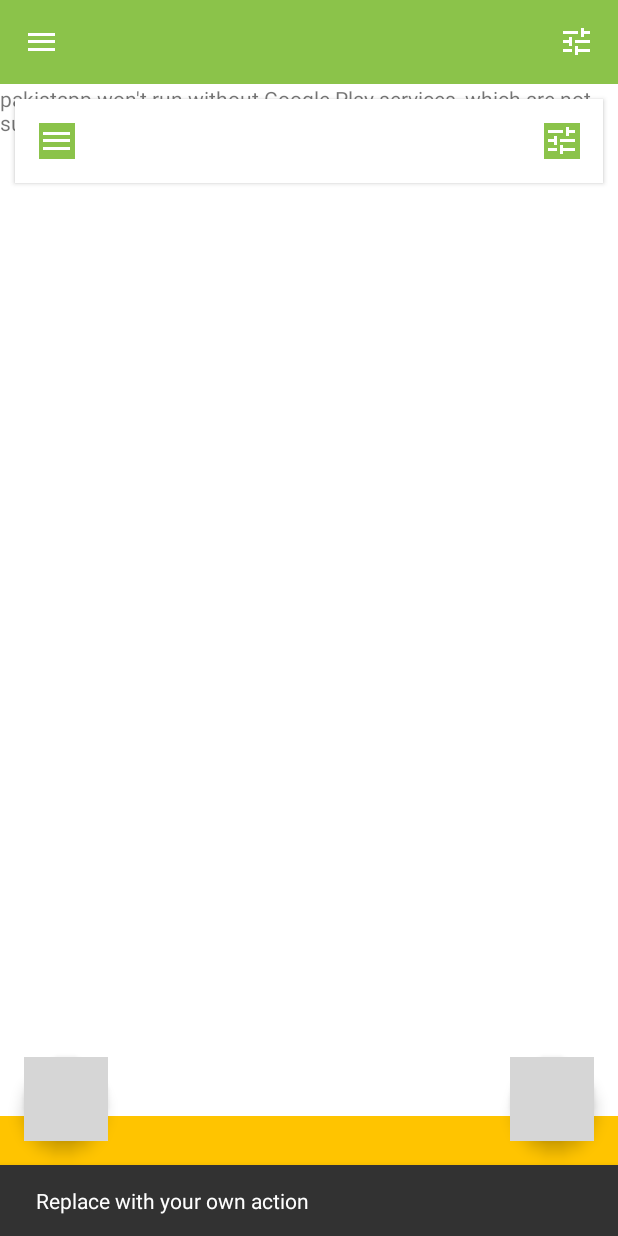
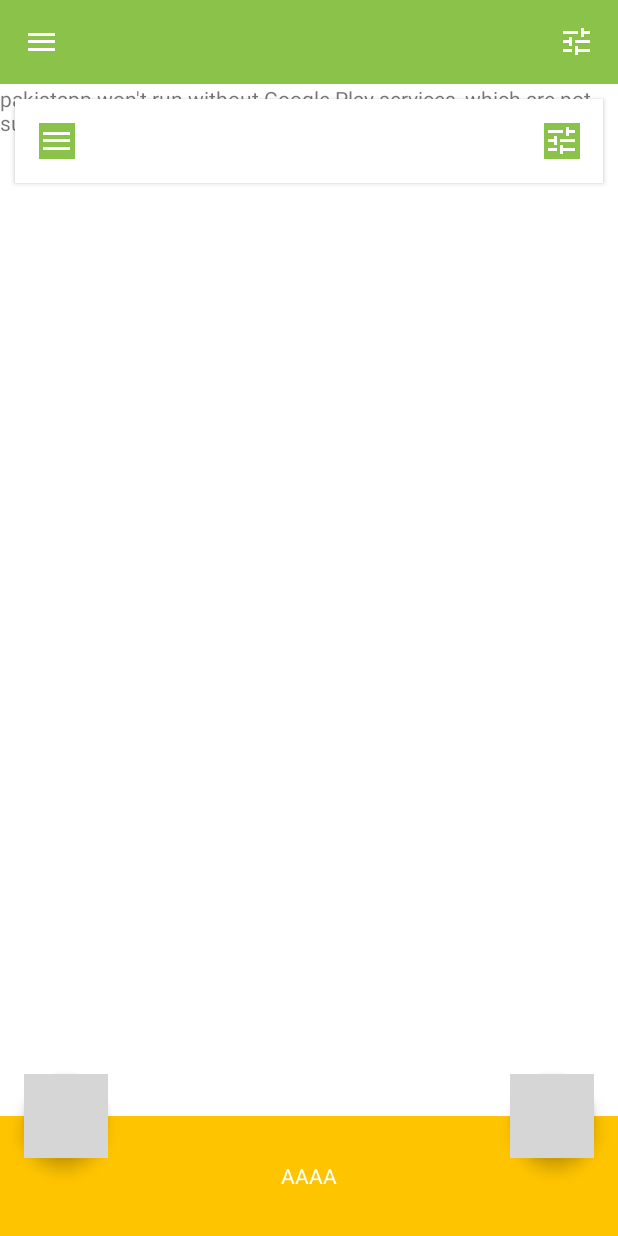
Before and after one commit to ACasoTeam/Paki, an Android app: the screen it shows after launch (MapsActivity), after a tap on an icon or button, on a phone screen of 412 x 824 dp. Run offline under Robolectric (Android 15) with nearby library versions, the phone set to English and light mode, and no system bars; libraries missing offline, so code that uses them is left out: com.facebook, com.facebook.login, com.facebook.share; 4 statements that could not run were skipped; grey boxes are pictures that could not be loaded.

Commit message:
commit message

```diff
--- a/app/src/main/java/acasoteam/pakistapp/MapsActivity.java
+++ b/app/src/main/java/acasoteam/pakistapp/MapsActivity.java
@@ -133,16 +133,6 @@ public class MapsActivity extends AppCompatActivity implements OnMapReadyCallbac
             ViewGroup.MarginLayoutParams p = (ViewGroup.MarginLayoutParams) fab2.getLayoutParams();
             p.setMargins(0, 12, 21, -10);
         }*/
-
-        FloatingActionButton fab = (FloatingActionButton) findViewById(R.id.fab);
-        fab.setOnClickListener(new View.OnClickListener() {
-            @Override
-            public void onClick(View view) {
-                Snackbar.make(view, "Replace with your own action", Snackbar.LENGTH_LONG)
-                        .setAction("Action", null).show();
-            }
-        });
-
 
         // get the bottom sheet view
         LinearLayout llBottomSheet = (LinearLayout) findViewById(R.id.bottom_sheet);
@@ -498,7 +488,7 @@ public class MapsActivity extends AppCompatActivity implements OnMapReadyCallbac
         if (ContextCompat.checkSelfPermission(this,
                 Manifest.permission.ACCESS_FINE_LOCATION)
                 == PackageManager.PERMISSION_GRANTED) {
-            Location location = lm.getLastKnownLocation(LocationManager.GPS_PROVIDER);
+            Location location = getLastKnownLocation();
 
             if (location != null) {
 
@@ -522,19 +512,25 @@ public class MapsActivity extends AppCompatActivity implements OnMapReadyCallbac
 
         ReportDao reportdao = new ReportDao();
 
+        Log.v("MapsActivity","report");
         //todo: cambiare ste assegnazioni random
         LocationManager lm = (LocationManager)getSystemService(Context.LOCATION_SERVICE);
 
         if (ContextCompat.checkSelfPermission(this,
                 Manifest.permission.ACCESS_FINE_LOCATION)
                 == PackageManager.PERMISSION_GRANTED) {
+            Log.v("MapsActivity","permessi ok");
+
             Location location = getLastKnownLocation();
+            Log.v("MapsActivity","getLastKnownLocation");
 
             latLng = new LatLng(location.getLatitude(), location.getLongitude());
 
             reportdao.sendReport(latLng, getApplicationContext());
+            Log.v("MapsActivity","dopo sendreport");
 
         }
+        Log.v("MapsActivity","fine report");
 
 
 
@@ -567,6 +563,7 @@ public class MapsActivity extends AppCompatActivity implements OnMapReadyCallbac
 
 
         }
+        Log.v("MapsActivity","bestLocation:"+bestLocation);
         return bestLocation;
     }
 
```
